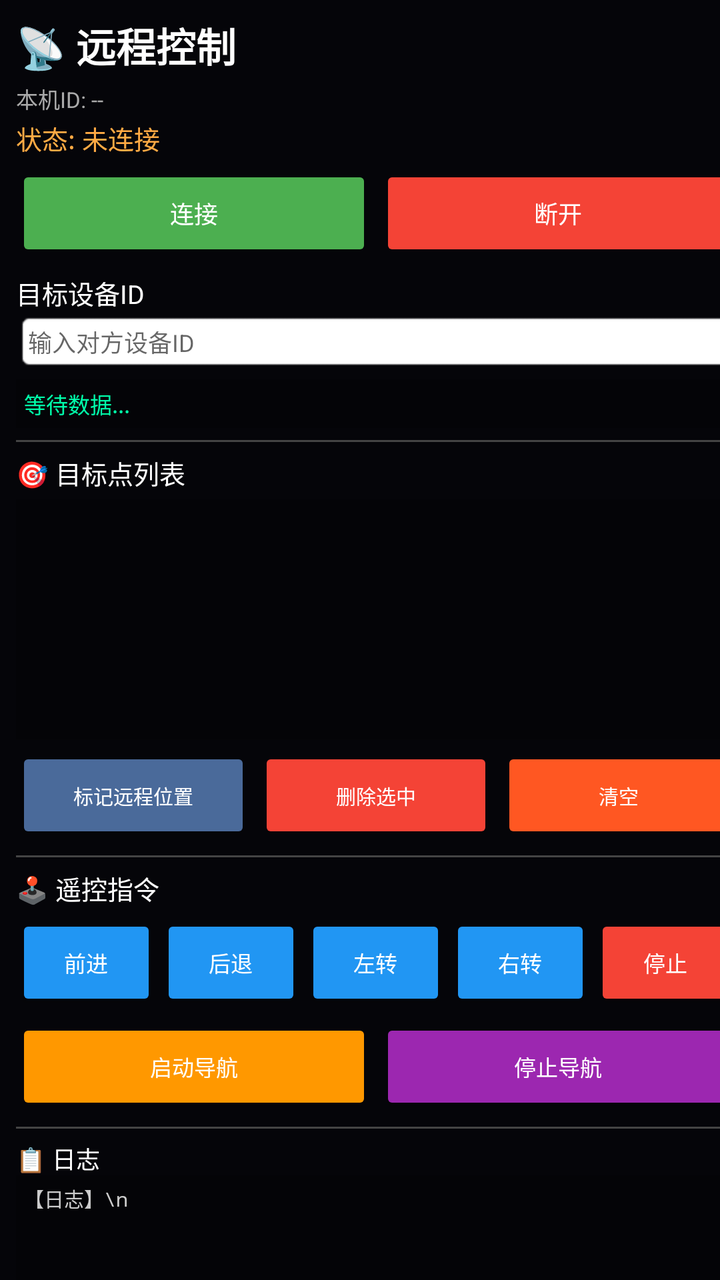
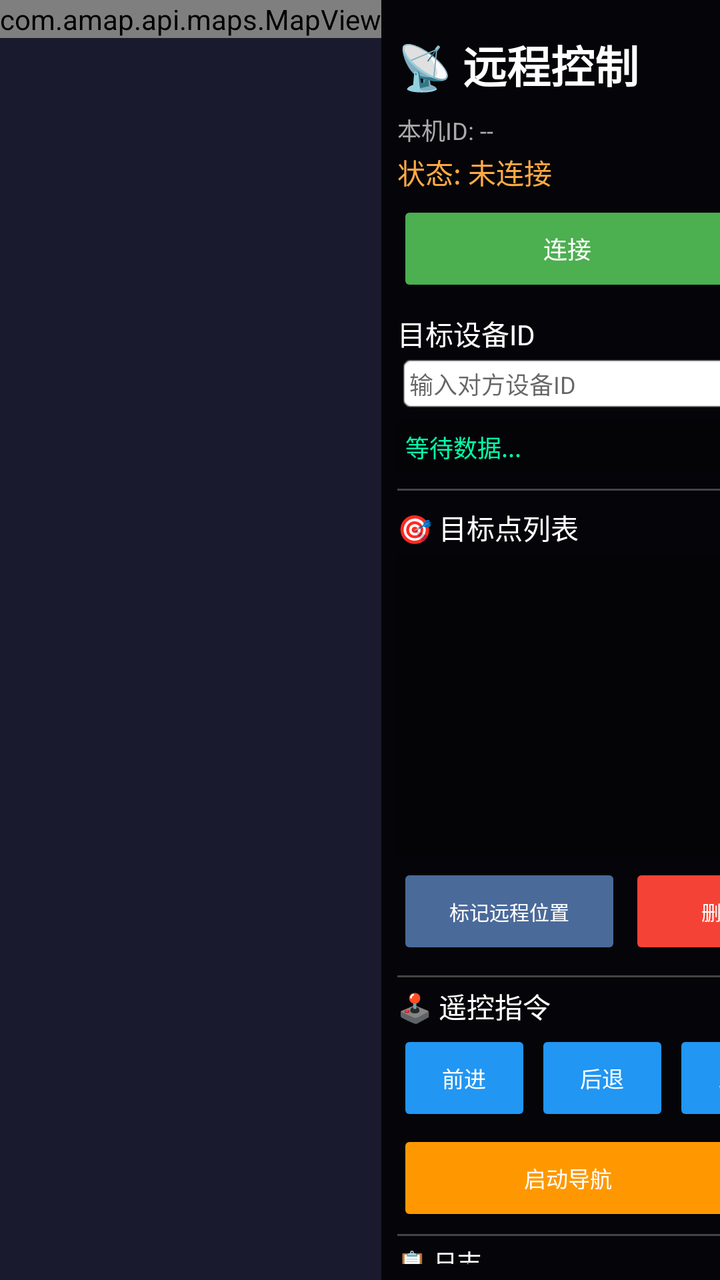

Screens rendered from an Android XML layout before and after an edit, with the pre-edit source and the edit as a unified diff.
<!-- AndroidManifest.xml: activity theme AppTheme -->
<!-- res/layout/activity_remote_relay.xml -->
<?xml version="1.0" encoding="utf-8"?>
<LinearLayout xmlns:android="http://schemas.android.com/apk/res/android"
    android:layout_width="match_parent"
    android:layout_height="match_parent"
    android:orientation="horizontal"
    android:background="#1A1A2E">

    
    <com.amap.api.maps.MapView
        android:id="@+id/remote_map"
        android:layout_width="0dp"
        android:layout_height="match_parent"
        android:layout_weight="1" />

    
    <ScrollView
        android:layout_width="380dp"
        android:layout_height="match_parent"
        android:background="#CC000000"
        android:scrollbars="vertical"
        android:scrollbarStyle="outsideInset"
        android:fadeScrollbars="false">

        <LinearLayout
            android:layout_width="match_parent"
            android:layout_height="wrap_content"
            android:orientation="vertical"
            android:padding="8dp"
            android:paddingBottom="16dp">

            <TextView
                android:layout_width="wrap_content"
                android:layout_height="wrap_content"
                android:text="📡 远程控制"
                android:textColor="#FFFFFF"
                android:textSize="20sp"
                android:textStyle="bold"
                android:layout_marginBottom="4dp" />

            <TextView
                android:id="@+id/tv_my_id"
                android:layout_width="match_parent"
                android:layout_height="wrap_content"
                android:text="本机ID: --"
                android:textColor="#AAAAAA"
                android:textSize="11sp" />

            <TextView
                android:id="@+id/tv_status"
                android:layout_width="match_parent"
                android:layout_height="wrap_content"
                android:text="状态: 未连接"
                android:textColor="#FFAA44"
                android:textSize="13sp"
                android:layout_marginTop="2dp" />

            <LinearLayout
                android:layout_width="match_parent"
                android:layout_height="wrap_content"
                android:orientation="horizontal"
                android:layout_marginTop="4dp">
                <Button
                    android:id="@+id/btn_connect"
                    android:layout_width="0dp"
                    android:layout_height="wrap_content"
                    android:layout_weight="1"
                    android:text="连接"
                    android:textSize="12sp"
                    android:paddingVertical="6dp"
                    android:backgroundTint="#4CAF50"
                    android:textColor="#FFFFFF" />
                <Button
                    android:id="@+id/btn_disconnect"
                    android:layout_width="0dp"
                    android:layout_height="wrap_content"
                    android:layout_weight="1"
                    android:text="断开"
                    android:enabled="false"
                    android:textSize="12sp"
                    android:paddingVertical="6dp"
                    android:backgroundTint="#F44336"
                    android:textColor="#FFFFFF"
                    android:layout_marginStart="4dp" />
            </LinearLayout>

            <TextView
                android:layout_width="wrap_content"
                android:layout_height="wrap_content"
                android:text="目标设备ID"
                android:textColor="#FFFFFF"
                android:textSize="13sp"
                android:layout_marginTop="6dp" />

            <EditText
                android:id="@+id/et_target_id"
                android:layout_width="match_parent"
                android:layout_height="wrap_content"
                android:background="@android:drawable/editbox_background"
                android:padding="6dp"
                android:singleLine="true"
                android:textColor="#000000"
                android:textSize="12sp"
                android:hint="输入对方设备ID" />

            <TextView
                android:id="@+id/tv_remote_status"
                android:layout_width="match_parent"
                android:layout_height="wrap_content"
                android:text="等待数据..."
                android:textColor="#00FFAA"
                android:textSize="11sp"
                android:padding="4dp"
                android:background="#33000000"
                android:layout_marginTop="4dp" />

            
            <View
                android:layout_width="match_parent"
                android:layout_height="1dp"
                android:background="#444444"
                android:layout_marginTop="6dp" />

            <TextView
                android:layout_width="wrap_content"
                android:layout_height="wrap_content"
                android:text="🎯 目标点列表"
                android:textColor="#FFFFFF"
                android:textSize="13sp"
                android:layout_marginTop="6dp" />

            <ListView
                android:id="@+id/lv_remote_waypoints"
                android:layout_width="match_parent"
                android:layout_height="120dp"
                android:background="#33000000"
                android:padding="2dp"
                android:divider="#444444"
                android:dividerHeight="1dp"
                android:choiceMode="singleChoice"
                android:layout_marginTop="4dp" />

            
            <LinearLayout
                android:layout_width="match_parent"
                android:layout_height="wrap_content"
                android:orientation="horizontal"
                android:layout_marginTop="4dp">

                <Button
                    android:id="@+id/btn_add_remote_pos"
                    android:layout_width="0dp"
                    android:layout_weight="1"
                    android:layout_height="wrap_content"
                    android:text="标记远程位置"
                    android:textSize="10sp"
                    android:paddingVertical="6dp"
                    android:backgroundTint="#4A6A9A"
                    android:textColor="#FFFFFF" />

                <Button
                    android:id="@+id/btn_delete_remote_point"
                    android:layout_width="0dp"
                    android:layout_weight="1"
                    android:layout_height="wrap_content"
                    android:text="删除选中"
                    android:textSize="10sp"
                    android:paddingVertical="6dp"
                    android:backgroundTint="#F44336"
                    android:textColor="#FFFFFF"
                    android:layout_marginStart="4dp" />

                <Button
                    android:id="@+id/btn_clear_remote_points"
                    android:layout_width="0dp"
                    android:layout_weight="1"
                    android:layout_height="wrap_content"
                    android:text="清空"
                    android:textSize="10sp"
                    android:paddingVertical="6dp"
                    android:backgroundTint="#FF5722"
                    android:textColor="#FFFFFF"
                    android:layout_marginStart="4dp" />
            </LinearLayout>

            
            <View
                android:layout_width="match_parent"
                android:layout_height="1dp"
                android:background="#444444"
                android:layout_marginTop="6dp" />

            
            <TextView
                android:layout_width="wrap_content"
                android:layout_height="wrap_content"
                android:text="🕹️ 遥控指令"
                android:textColor="#FFFFFF"
                android:textSize="13sp"
                android:layout_marginTop="6dp" />

            <LinearLayout
                android:layout_width="match_parent"
                android:layout_height="wrap_content"
                android:orientation="horizontal"
                android:layout_marginTop="4dp">
                <Button
                    android:id="@+id/btn_forward"
                    android:layout_width="0dp"
                    android:layout_weight="1"
                    android:layout_height="wrap_content"
                    android:text="前进"
                    android:textSize="11sp"
                    android:paddingVertical="6dp"
                    android:backgroundTint="#2196F3"
                    android:textColor="#FFFFFF" />
                <Button
                    android:id="@+id/btn_backward"
                    android:layout_width="0dp"
                    android:layout_weight="1"
                    android:layout_height="wrap_content"
                    android:text="后退"
                    android:textSize="11sp"
                    android:paddingVertical="6dp"
                    android:backgroundTint="#2196F3"
                    android:textColor="#FFFFFF"
                    android:layout_marginStart="2dp" />
                <Button
                    android:id="@+id/btn_left"
                    android:layout_width="0dp"
                    android:layout_weight="1"
                    android:layout_height="wrap_content"
                    android:text="左转"
                    android:textSize="11sp"
                    android:paddingVertical="6dp"
                    android:backgroundTint="#2196F3"
                    android:textColor="#FFFFFF"
                    android:layout_marginStart="2dp" />
                <Button
                    android:id="@+id/btn_right"
                    android:layout_width="0dp"
                    android:layout_weight="1"
                    android:layout_height="wrap_content"
                    android:text="右转"
                    android:textSize="11sp"
                    android:paddingVertical="6dp"
                    android:backgroundTint="#2196F3"
                    android:textColor="#FFFFFF"
                    android:layout_marginStart="2dp" />
                <Button
                    android:id="@+id/btn_stop"
                    android:layout_width="0dp"
                    android:layout_weight="1"
                    android:layout_height="wrap_content"
                    android:text="停止"
                    android:textSize="11sp"
                    android:paddingVertical="6dp"
                    android:backgroundTint="#F44336"
                    android:textColor="#FFFFFF"
                    android:layout_marginStart="2dp" />
            </LinearLayout>

            
            <LinearLayout
                android:layout_width="match_parent"
                android:layout_height="wrap_content"
                android:orientation="horizontal"
                android:layout_marginTop="4dp">
                <Button
                    android:id="@+id/btn_start_auto"
                    android:layout_width="0dp"
                    android:layout_weight="1"
                    android:layout_height="wrap_content"
                    android:text="启动导航"
                    android:textSize="11sp"
                    android:paddingVertical="6dp"
                    android:backgroundTint="#FF9800"
                    android:textColor="#FFFFFF" />
                <Button
                    android:id="@+id/btn_stop_auto"
                    android:layout_width="0dp"
                    android:layout_weight="1"
                    android:layout_height="wrap_content"
                    android:text="停止导航"
                    android:textSize="11sp"
                    android:paddingVertical="6dp"
                    android:backgroundTint="#9C27B0"
                    android:textColor="#FFFFFF"
                    android:layout_marginStart="4dp" />
            </LinearLayout>

            
            <View
                android:layout_width="match_parent"
                android:layout_height="1dp"
                android:background="#444444"
                android:layout_marginTop="6dp" />

            
            <TextView
                android:layout_width="wrap_content"
                android:layout_height="wrap_content"
                android:text="📋 日志"
                android:textColor="#FFFFFF"
                android:textSize="12sp"
                android:layout_marginTop="6dp" />

            <ScrollView
                android:layout_width="match_parent"
                android:layout_height="120dp"
                android:background="#33000000"
                android:padding="4dp"
                android:scrollbars="vertical"
                android:scrollbarStyle="outsideInset">
                <TextView
                    android:id="@+id/tv_log"
                    android:layout_width="match_parent"
                    android:layout_height="wrap_content"
                    android:text="【日志】\n"
                    android:textColor="#CCCCCC"
                    android:textSize="10sp"
                    android:fontFamily="monospace" />
            </ScrollView>

        </LinearLayout>
    </ScrollView>

</LinearLayout>
<!-- resources referenced by this layout -->
<resources>
  <style name="AppTheme" parent="Theme.AppCompat.Light.NoActionBar" />
</resources>

<!-- the commit's change to res/layout/activity_remote_relay.xml (unified diff, before → after) -->
@@ -14,28 +14,42 @@
 
     
     <ScrollView
-        android:layout_width="380dp"
+        android:layout_width="360dp"
         android:layout_height="match_parent"
+        android:scrollbars="vertical"
         android:background="#CC000000"
-        android:scrollbars="vertical"
-        android:scrollbarStyle="outsideInset"
-        android:fadeScrollbars="false">
+        android:padding="8dp"
+        android:fillViewport="true">
 
         <LinearLayout
             android:layout_width="match_parent"
             android:layout_height="wrap_content"
-            android:orientation="vertical"
-            android:padding="8dp"
-            android:paddingBottom="16dp">
-
-            <TextView
-                android:layout_width="wrap_content"
-                android:layout_height="wrap_content"
-                android:text="📡 远程控制"
-                android:textColor="#FFFFFF"
-                android:textSize="20sp"
-                android:textStyle="bold"
-                android:layout_marginBottom="4dp" />
+            android:orientation="vertical">
+
+            
+            <LinearLayout
+                android:layout_width="match_parent"
+                android:layout_height="wrap_content"
+                android:orientation="horizontal"
+                android:gravity="center_vertical">
+
+                <TextView
+                    android:layout_width="0dp"
+                    android:layout_weight="1"
+                    android:layout_height="wrap_content"
+                    android:text="📡 远程控制"
+                    android:textColor="#FFFFFF"
+                    android:textSize="22sp"
+                    android:textStyle="bold" />
+
+                <ImageButton
+                    android:id="@+id/btn_toggle_drive_mode"
+                    android:layout_width="48dp"
+                    android:layout_height="48dp"
+                    android:src="@android:drawable/ic_menu_manage"
+                    android:background="?attr/selectableItemBackground"
+                    android:contentDescription="驾驶模式" />
+            </LinearLayout>
 
             <TextView
                 android:id="@+id/tv_my_id"
@@ -43,7 +57,7 @@
                 android:layout_height="wrap_content"
                 android:text="本机ID: --"
                 android:textColor="#AAAAAA"
-                android:textSize="11sp" />
+                android:textSize="12sp" />
 
             <TextView
                 android:id="@+id/tv_status"
@@ -51,7 +65,7 @@
                 android:layout_height="wrap_content"
                 android:text="状态: 未连接"
                 android:textColor="#FFAA44"
-                android:textSize="13sp"
+                android:textSize="14sp"
                 android:layout_marginTop="2dp" />
 
             <LinearLayout
@@ -65,10 +79,9 @@
                     android:layout_height="wrap_content"
                     android:layout_weight="1"
                     android:text="连接"
-                    android:textSize="12sp"
-                    android:paddingVertical="6dp"
                     android:backgroundTint="#4CAF50"
-                    android:textColor="#FFFFFF" />
+                    android:textColor="#FFFFFF"
+                    android:textSize="12sp" />
                 <Button
                     android:id="@+id/btn_disconnect"
                     android:layout_width="0dp"
@@ -76,10 +89,9 @@
                     android:layout_weight="1"
                     android:text="断开"
                     android:enabled="false"
+                    android:backgroundTint="#F44336"
+                    android:textColor="#FFFFFF"
                     android:textSize="12sp"
-                    android:paddingVertical="6dp"
-                    android:backgroundTint="#F44336"
-                    android:textColor="#FFFFFF"
                     android:layout_marginStart="4dp" />
             </LinearLayout>
 
@@ -88,9 +100,8 @@
                 android:layout_height="wrap_content"
                 android:text="目标设备ID"
                 android:textColor="#FFFFFF"
-                android:textSize="13sp"
-                android:layout_marginTop="6dp" />
-
+                android:textSize="14sp"
+                android:layout_marginTop="8dp" />
             <EditText
                 android:id="@+id/et_target_id"
                 android:layout_width="match_parent"
@@ -108,38 +119,39 @@
                 android:layout_height="wrap_content"
                 android:text="等待数据..."
                 android:textColor="#00FFAA"
-                android:textSize="11sp"
+                android:textSize="12sp"
                 android:padding="4dp"
                 android:background="#33000000"
                 android:layout_marginTop="4dp" />
 
-            
             <View
                 android:layout_width="match_parent"
                 android:layout_height="1dp"
                 android:background="#444444"
-                android:layout_marginTop="6dp" />
+                android:layout_marginTop="8dp" />
 
             <TextView
                 android:layout_width="wrap_content"
                 android:layout_height="wrap_content"
                 android:text="🎯 目标点列表"
                 android:textColor="#FFFFFF"
-                android:textSize="13sp"
-                android:layout_marginTop="6dp" />
-
+                android:textSize="14sp"
+                android:layout_marginTop="8dp" />
+
+            
             <ListView
                 android:id="@+id/lv_remote_waypoints"
                 android:layout_width="match_parent"
-                android:layout_height="120dp"
+                android:layout_height="150dp"
                 android:background="#33000000"
                 android:padding="2dp"
                 android:divider="#444444"
                 android:dividerHeight="1dp"
                 android:choiceMode="singleChoice"
-                android:layout_marginTop="4dp" />
-
-            
+                android:scrollbars="vertical"
+                android:nestedScrollingEnabled="true"
+                android:layout_marginTop="4dp" />
+
             <LinearLayout
                 android:layout_width="match_parent"
                 android:layout_height="wrap_content"
@@ -153,9 +165,9 @@
                     android:layout_height="wrap_content"
                     android:text="标记远程位置"
                     android:textSize="10sp"
-                    android:paddingVertical="6dp"
                     android:backgroundTint="#4A6A9A"
-                    android:textColor="#FFFFFF" />
+                    android:textColor="#FFFFFF"
+                    android:paddingVertical="6dp" />
 
                 <Button
                     android:id="@+id/btn_delete_remote_point"
@@ -164,9 +176,9 @@
                     android:layout_height="wrap_content"
                     android:text="删除选中"
                     android:textSize="10sp"
-                    android:paddingVertical="6dp"
                     android:backgroundTint="#F44336"
                     android:textColor="#FFFFFF"
+                    android:paddingVertical="6dp"
                     android:layout_marginStart="4dp" />
 
                 <Button
@@ -176,33 +188,31 @@
                     android:layout_height="wrap_content"
                     android:text="清空"
                     android:textSize="10sp"
-                    android:paddingVertical="6dp"
                     android:backgroundTint="#FF5722"
                     android:textColor="#FFFFFF"
+                    android:paddingVertical="6dp"
                     android:layout_marginStart="4dp" />
             </LinearLayout>
 
-            
             <View
                 android:layout_width="match_parent"
                 android:layout_height="1dp"
                 android:background="#444444"
-                android:layout_marginTop="6dp" />
-
-            
+                android:layout_marginTop="8dp" />
+
             <TextView
                 android:layout_width="wrap_content"
                 android:layout_height="wrap_content"
                 android:text="🕹️ 遥控指令"
                 android:textColor="#FFFFFF"
-                android:textSize="13sp"
-                android:layout_marginTop="6dp" />
-
-            <LinearLayout
-                android:layout_width="match_parent"
-                android:layout_height="wrap_content"
-                android:orientation="horizontal"
-                android:layout_marginTop="4dp">
+                android:textSize="14sp"
+                android:layout_marginTop="4dp" />
+
+            <LinearLayout
+                android:layout_width="match_parent"
+                android:layout_height="wrap_content"
+                android:orientation="horizontal"
+                android:layout_marginTop="2dp">
                 <Button
                     android:id="@+id/btn_forward"
                     android:layout_width="0dp"
@@ -210,9 +220,9 @@
                     android:layout_height="wrap_content"
                     android:text="前进"
                     android:textSize="11sp"
-                    android:paddingVertical="6dp"
                     android:backgroundTint="#2196F3"
-                    android:textColor="#FFFFFF" />
+                    android:textColor="#FFFFFF"
+                    android:paddingVertical="6dp" />
                 <Button
                     android:id="@+id/btn_backward"
                     android:layout_width="0dp"
@@ -220,9 +230,9 @@
                     android:layout_height="wrap_content"
                     android:text="后退"
                     android:textSize="11sp"
-                    android:paddingVertical="6dp"
                     android:backgroundTint="#2196F3"
                     android:textColor="#FFFFFF"
+                    android:paddingVertical="6dp"
                     android:layout_marginStart="2dp" />
                 <Button
                     android:id="@+id/btn_left"
@@ -231,9 +241,9 @@
                     android:layout_height="wrap_content"
                     android:text="左转"
                     android:textSize="11sp"
-                    android:paddingVertical="6dp"
                     android:backgroundTint="#2196F3"
                     android:textColor="#FFFFFF"
+                    android:paddingVertical="6dp"
                     android:layout_marginStart="2dp" />
                 <Button
                     android:id="@+id/btn_right"
@@ -242,9 +252,9 @@
                     android:layout_height="wrap_content"
                     android:text="右转"
                     android:textSize="11sp"
-                    android:paddingVertical="6dp"
                     android:backgroundTint="#2196F3"
                     android:textColor="#FFFFFF"
+                    android:paddingVertical="6dp"
                     android:layout_marginStart="2dp" />
                 <Button
                     android:id="@+id/btn_stop"
@@ -253,18 +263,17 @@
                     android:layout_height="wrap_content"
                     android:text="停止"
                     android:textSize="11sp"
-                    android:paddingVertical="6dp"
                     android:backgroundTint="#F44336"
                     android:textColor="#FFFFFF"
-                    android:layout_marginStart="2dp" />
-            </LinearLayout>
-
-            
-            <LinearLayout
-                android:layout_width="match_parent"
-                android:layout_height="wrap_content"
-                android:orientation="horizontal"
-                android:layout_marginTop="4dp">
+                    android:paddingVertical="6dp"
+                    android:layout_marginStart="2dp" />
+            </LinearLayout>
+
+            <LinearLayout
+                android:layout_width="match_parent"
+                android:layout_height="wrap_content"
+                android:orientation="horizontal"
+                android:layout_marginTop="2dp">
                 <Button
                     android:id="@+id/btn_start_auto"
                     android:layout_width="0dp"
@@ -272,9 +281,9 @@
                     android:layout_height="wrap_content"
                     android:text="启动导航"
                     android:textSize="11sp"
-                    android:paddingVertical="6dp"
                     android:backgroundTint="#FF9800"
-                    android:textColor="#FFFFFF" />
+                    android:textColor="#FFFFFF"
+                    android:paddingVertical="6dp" />
                 <Button
                     android:id="@+id/btn_stop_auto"
                     android:layout_width="0dp"
@@ -282,35 +291,31 @@
                     android:layout_height="wrap_content"
                     android:text="停止导航"
                     android:textSize="11sp"
-                    android:paddingVertical="6dp"
                     android:backgroundTint="#9C27B0"
                     android:textColor="#FFFFFF"
-                    android:layout_marginStart="4dp" />
-            </LinearLayout>
-
-            
+                    android:paddingVertical="6dp"
+                    android:layout_marginStart="2dp" />
+            </LinearLayout>
+
             <View
                 android:layout_width="match_parent"
                 android:layout_height="1dp"
                 android:background="#444444"
-                android:layout_marginTop="6dp" />
-
-            
+                android:layout_marginTop="4dp" />
+
             <TextView
                 android:layout_width="wrap_content"
                 android:layout_height="wrap_content"
                 android:text="📋 日志"
                 android:textColor="#FFFFFF"
                 android:textSize="12sp"
-                android:layout_marginTop="6dp" />
+                android:layout_marginTop="4dp" />
 
             <ScrollView
                 android:layout_width="match_parent"
-                android:layout_height="120dp"
+                android:layout_height="100dp"
                 android:background="#33000000"
-                android:padding="4dp"
-                android:scrollbars="vertical"
-                android:scrollbarStyle="outsideInset">
+                android:padding="4dp">
                 <TextView
                     android:id="@+id/tv_log"
                     android:layout_width="match_parent"
@@ -324,4 +329,52 @@
         </LinearLayout>
     </ScrollView>
 
+    
+    <RelativeLayout
+        android:id="@+id/joystick_overlay"
+        android:layout_width="match_parent"
+        android:layout_height="match_parent"
+        android:visibility="gone"
+        android:background="#88000000">
+
+        <com.psd.xypcar.control.JoystickView
+            android:id="@+id/joystick_left"
+            android:layout_width="200dp"
+            android:layout_height="200dp"
+            android:layout_centerVertical="true"
+            android:layout_alignParentStart="true"
+            android:layout_marginStart="40dp" />
+
+        <com.psd.xypcar.control.JoystickView
+            android:id="@+id/joystick_right"
+            android:layout_width="200dp"
+            android:layout_height="200dp"
+            android:layout_centerVertical="true"
+            android:layout_alignParentEnd="true"
+            android:layout_marginEnd="40dp" />
+
+        <ImageButton
+            android:id="@+id/btn_exit_drive_mode"
+            android:layout_width="48dp"
+            android:layout_height="48dp"
+            android:layout_alignParentTop="true"
+            android:layout_alignParentEnd="true"
+            android:layout_margin="16dp"
+            android:src="@android:drawable/ic_menu_close_clear_cancel"
+            android:background="?attr/selectableItemBackground"
+            android:contentDescription="退出驾驶模式" />
+
+        <TextView
+            android:id="@+id/tv_drive_info"
+            android:layout_width="wrap_content"
+            android:layout_height="wrap_content"
+            android:layout_centerHorizontal="true"
+            android:layout_alignParentBottom="true"
+            android:layout_marginBottom="40dp"
+            android:text="速度: 0.0  转向: 0.0"
+            android:textColor="#00FFAA"
+            android:textSize="18sp"
+            android:background="#CC000000"
+            android:padding="8dp" />
+    </RelativeLayout>
 </LinearLayout>
